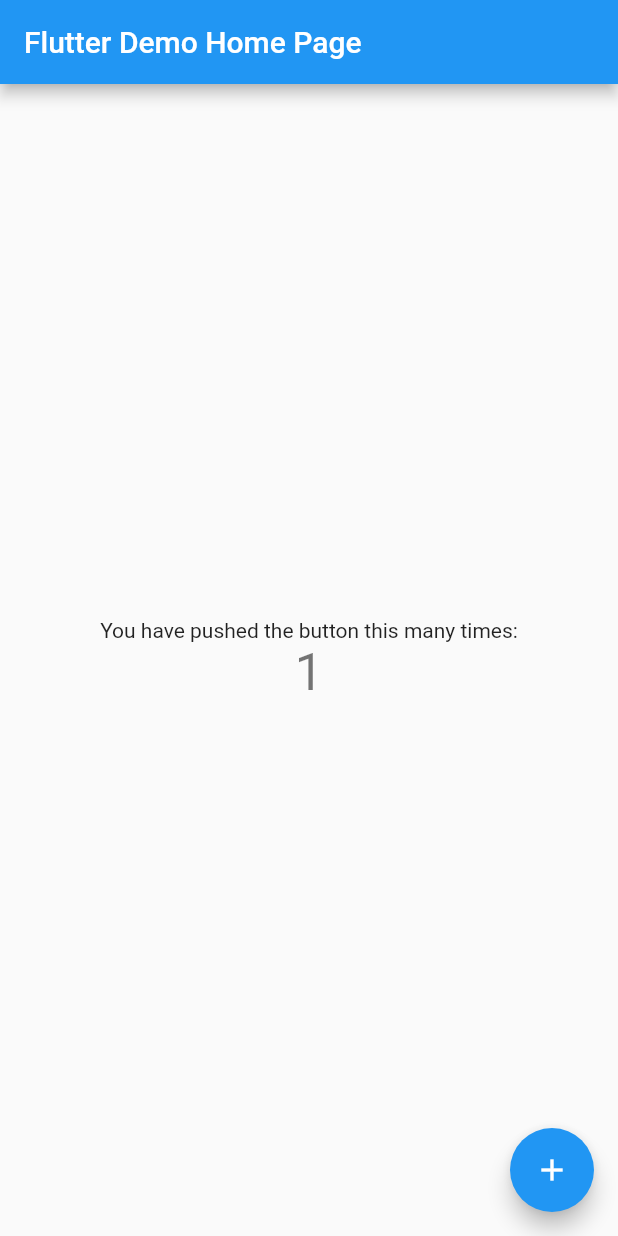
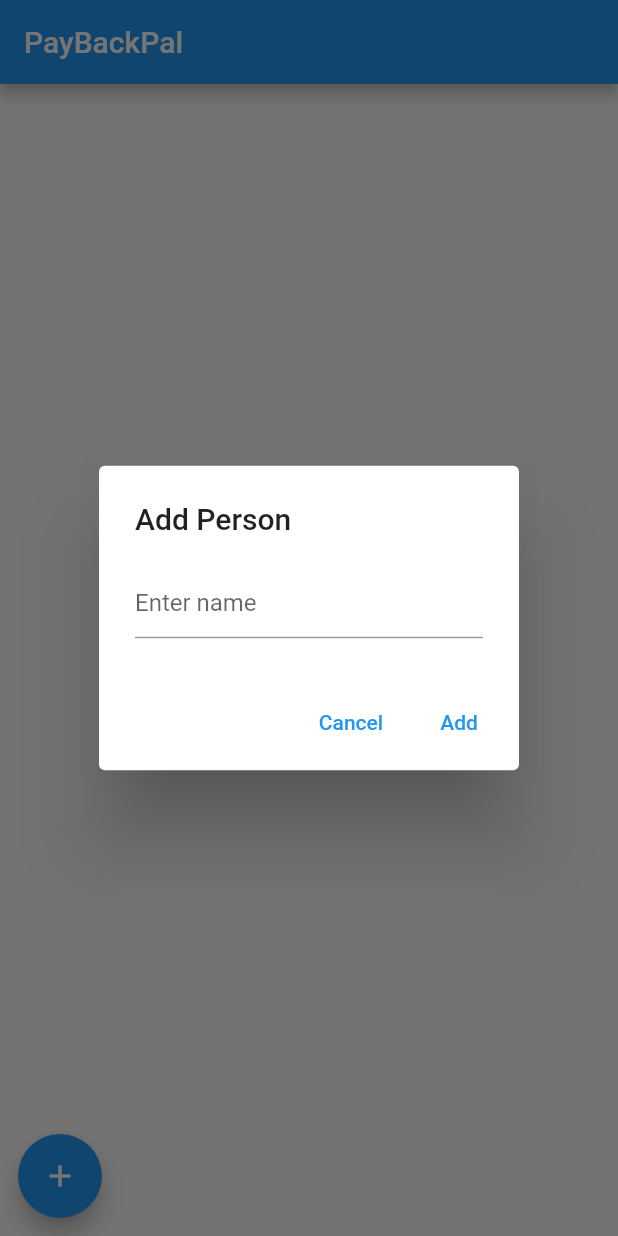
Before and after one commit to whysosaket/PayBackPal, a Flutter app: the screen it shows after launch, after a tap on the "add" icon, on a phone screen of 412 x 824 dp. Run offline on Flutter 3.47's test engine with Material 2 defaults, Android fonts, the phone set to English and light mode, and no system bars.

Commit message:
Added Some Features

```diff
--- a/paybackpal/lib/main.dart
+++ b/paybackpal/lib/main.dart
@@ -1,115 +1,270 @@
 import 'package:flutter/material.dart';
 
 void main() {
-  runApp(const MyApp());
+  runApp(PaybackpalApp());
 }
 
-class MyApp extends StatelessWidget {
-  const MyApp({Key? key}) : super(key: key);
-
-  // This widget is the root of your application.
+class PaybackpalApp extends StatelessWidget {
   @override
   Widget build(BuildContext context) {
     return MaterialApp(
-      title: 'Flutter Demo',
+      title: 'Paybackpal',
       theme: ThemeData(
-        // This is the theme of your application.
-        //
-        // Try running your application with "flutter run". You'll see the
-        // application has a blue toolbar. Then, without quitting the app, try
-        // changing the primarySwatch below to Colors.green and then invoke
-        // "hot reload" (press "r" in the console where you ran "flutter run",
-        // or simply save your changes to "hot reload" in a Flutter IDE).
-        // Notice that the counter didn't reset back to zero; the application
-        // is not restarted.
         primarySwatch: Colors.blue,
+        visualDensity: VisualDensity.adaptivePlatformDensity,
       ),
-      home: const MyHomePage(title: 'Flutter Demo Home Page'),
+      home: MyHomePage(title: 'PayBackPal'),
     );
   }
 }
 
+class Transaction {
+  final double amount;
+  final String notes;
+  String _description;
+
+  Transaction({required this.amount, required this.notes, required String description})
+      : _description = description,
+        assert(amount != 0.0, 'Amount cannot be 0.0'),
+        assert(notes.isNotEmpty, 'Notes cannot be empty'),
+        assert(description.isNotEmpty, 'Description cannot be empty');
+
+
+  String get description => _description;
+
+  // setter for description
+  set description(String value) {
+    _description = value;
+  }
+}
+
+
 class MyHomePage extends StatefulWidget {
-  const MyHomePage({Key? key, required this.title}) : super(key: key);
-
-  // This widget is the home page of your application. It is stateful, meaning
-  // that it has a State object (defined below) that contains fields that affect
-  // how it looks.
-
-  // This class is the configuration for the state. It holds the values (in this
-  // case the title) provided by the parent (in this case the App widget) and
-  // used by the build method of the State. Fields in a Widget subclass are
-  // always marked "final".
-
+  MyHomePage({Key? key, required this.title}) : super(key: key);
   final String title;
 
   @override
-  State<MyHomePage> createState() => _MyHomePageState();
+  _MyHomePageState createState() => _MyHomePageState();
 }
 
 class _MyHomePageState extends State<MyHomePage> {
-  int _counter = 0;
+  Map<String, double> _balances = {}; // Map of person name to outstanding balance
+  final TextEditingController _controller = TextEditingController(); // Text controller for text field
 
-  void _incrementCounter() {
-    setState(() {
-      // This call to setState tells the Flutter framework that something has
-      // changed in this State, which causes it to rerun the build method below
-      // so that the display can reflect the updated values. If we changed
-      // _counter without calling setState(), then the build method would not be
-      // called again, and so nothing would appear to happen.
-      _counter++;
-    });
-  }
+  void _addDebt(String person, double debt, String notes) {
+  setState(() {
+    _balances[person] = _balances[person]! + debt;
+  });
+}
+
+List<Transaction> _getTransactionHistory(String person) {
+  // Implementation for getting transaction history for a given person
+  return [];
+}
+
+
 
   @override
   Widget build(BuildContext context) {
-    // This method is rerun every time setState is called, for instance as done
-    // by the _incrementCounter method above.
-    //
-    // The Flutter framework has been optimized to make rerunning build methods
-    // fast, so that you can just rebuild anything that needs updating rather
-    // than having to individually change instances of widgets.
     return Scaffold(
       appBar: AppBar(
-        // Here we take the value from the MyHomePage object that was created by
-        // the App.build method, and use it to set our appbar title.
         title: Text(widget.title),
       ),
-      body: Center(
-        // Center is a layout widget. It takes a single child and positions it
-        // in the middle of the parent.
-        child: Column(
-          // Column is also a layout widget. It takes a list of children and
-          // arranges them vertically. By default, it sizes itself to fit its
-          // children horizontally, and tries to be as tall as its parent.
-          //
-          // Invoke "debug painting" (press "p" in the console, choose the
-          // "Toggle Debug Paint" action from the Flutter Inspector in Android
-          // Studio, or the "Toggle Debug Paint" command in Visual Studio Code)
-          // to see the wireframe for each widget.
-          //
-          // Column has various properties to control how it sizes itself and
-          // how it positions its children. Here we use mainAxisAlignment to
-          // center the children vertically; the main axis here is the vertical
-          // axis because Columns are vertical (the cross axis would be
-          // horizontal).
-          mainAxisAlignment: MainAxisAlignment.center,
-          children: <Widget>[
-            const Text(
-              'You have pushed the button this many times:',
+      body: ListView.builder(
+        itemCount: _balances.length,
+        itemBuilder: (context, index) {
+          String person = _balances.keys.elementAt(index);
+          double balance = _balances[person]!;
+          return ListTile(
+            title: Text(person),
+            trailing: Row(
+              mainAxisSize: MainAxisSize.min,
+              children: [
+                Text('₹${balance.toStringAsFixed(2)}'),
+                IconButton(
+                  onPressed: () {
+                    _showDeletePersonDialog(context, person); // Show delete person dialog
+                  },
+                  icon: Icon(Icons.delete),
+                ),
+              ],
             ),
-            Text(
-              '$_counter',
-              style: Theme.of(context).textTheme.headline4,
+            onTap: () {
+              Navigator.push(
+                context,
+                MaterialPageRoute(
+                  builder: (context) => PersonDetailsPage(
+                    name: person,
+                    balance: balance,
+                    transactionHistory: _getTransactionHistory(person).map((t) => t.description).toList(),
+                    onAddDebt: (double debt, String notes) {
+                      setState(() {
+                        _addDebt(person, debt, notes);
+                      });
+                    },
+                  ),
+                ),
+              );
+            },
+          );
+        },
+      ),
+      floatingActionButton: FloatingActionButton(
+        onPressed: () {
+          _showAddPersonDialog(context); // Show add person dialog
+        },
+        tooltip: 'Add Person',
+        child: Icon(Icons.add),
+      ),
+      floatingActionButtonLocation: FloatingActionButtonLocation.miniStartFloat,
+    );
+  }
+
+  // Show dialog to add a new person
+  void _showAddPersonDialog(BuildContext context) {
+    showDialog(
+      context: context,
+      builder: (BuildContext context) {
+        return AlertDialog(
+          title: Text('Add Person'),
+          content: TextField(
+            controller: _controller,
+            decoration: InputDecoration(hintText: 'Enter name'),
+          ),
+          actions: <Widget>[
+            TextButton(
+              child: Text('Cancel'),
+              onPressed: () {
+                Navigator.of(context).pop();
+              },
+            ),
+            TextButton(
+              child: Text('Add'),
+              onPressed: () {
+                setState(() {
+                  _balances[_controller.text] = 0.0;
+                });
+                Navigator.of(context).pop();
+              },
             ),
           ],
-        ),
-      ),
-      floatingActionButton: FloatingActionButton(
-        onPressed: _incrementCounter,
-        tooltip: 'Increment',
-        child: const Icon(Icons.add),
-      ), // This trailing comma makes auto-formatting nicer for build methods.
+        );
+      },
+    );
+  }
+
+  // Show dialog to delete a person
+  void _showDeletePersonDialog(BuildContext context, String person) {
+    showDialog(
+      context: context,
+      builder: (BuildContext context) {
+        return AlertDialog(
+          title: Text('Delete Person'),
+          content: Text('Are you sure you want to delete $person?'),
+          actions: <Widget>[
+            TextButton(
+              child: Text('Cancel'),
+              onPressed: () {
+                Navigator.of(context).pop();
+              },
+            ),
+            TextButton(
+              child: Text('Delete'),
+              onPressed: () {
+                setState(() {
+                  _balances.remove(person);
+                });
+                Navigator.of(context).pop();
+              },
+            ),
+          ],
+        );
+      },
     );
   }
 }
+
+class PersonDetailsPage extends StatelessWidget {
+  final String name;
+  final double balance;
+  final List<String> transactionHistory;
+  final void Function(double, String) onAddDebt;
+
+  PersonDetailsPage({
+    Key? key,
+    required this.name,
+    required this.balance,
+    required this.transactionHistory,
+    required this.onAddDebt,
+  }) : super(key: key);
+
+  @override
+  Widget build(BuildContext context) {
+    return Scaffold(
+      appBar: AppBar(
+        title: Text(name),
+      ),
+      body: Column(
+        children: [
+          Text(
+            'Outstanding balance: \$${balance.toStringAsFixed(2)}',
+            style: TextStyle(fontSize: 24.0),
+          ),
+          SizedBox(height: 16.0),
+          Expanded(
+            child: ListView.builder(
+              itemCount: transactionHistory.length,
+              itemBuilder: (context, index) {
+                String transaction = transactionHistory[index];
+                return ListTile(
+                  title: Text(transaction),
+                );
+              },
+            ),
+          ),
+          SizedBox(height: 16.0),
+          Row(
+            children: [
+              Expanded(
+                child: TextField(
+                  decoration: InputDecoration(
+                    hintText: 'Enter amount',
+                    border: OutlineInputBorder(),
+                  ),
+                  keyboardType: TextInputType.numberWithOptions(decimal: true),
+                  controller: _debtController,
+                ),
+              ),
+              SizedBox(width: 16.0),
+              Expanded(
+                child: TextField(
+                  decoration: InputDecoration(
+                    hintText: 'Enter notes',
+                    border: OutlineInputBorder(),
+                  ),
+                  controller: _notesController,
+                ),
+              ),
+              SizedBox(width: 16.0),
+              IconButton(
+                onPressed: () {
+                  double debt = double.tryParse(_debtController.text) ?? 0.0;
+                  String notes = _notesController.text.trim();
+                  if (debt > 0) {
+                    onAddDebt(debt, notes);
+                    _debtController.clear();
+                    _notesController.clear();
+                  }
+                },
+                icon: Icon(Icons.add),
+              ),
+            ],
+          ),
+        ],
+      ),
+    );
+  }
+
+  final TextEditingController _debtController = TextEditingController();
+  final TextEditingController _notesController = TextEditingController();
+}
```
